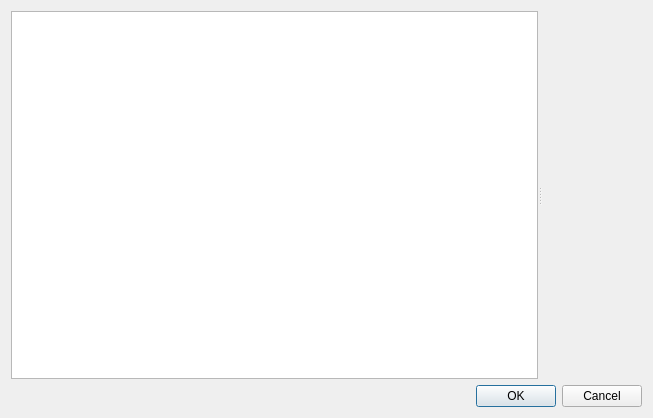
august-alt/policy-preferences-editor-prototype, file src/apps/mvvm-folders/preferenceswidget.ui: the form before one commit.
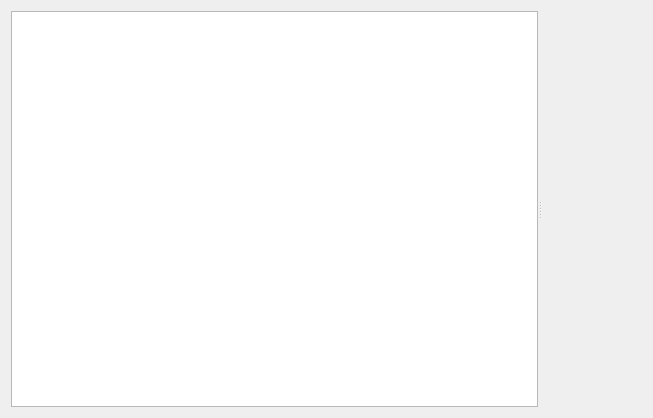
The form after the commit. Custom widgets are drawn as their Qt base class.

What changed in the file:
```diff
--- a/src/apps/mvvm-folders/preferenceswidget.ui
+++ b/src/apps/mvvm-folders/preferenceswidget.ui
@@ -35,13 +35,6 @@
      </widget>
     </widget>
    </item>
-   <item row="1" column="0">
-    <widget class="QDialogButtonBox" name="buttonBox">
-     <property name="standardButtons">
-      <set>QDialogButtonBox::Cancel|QDialogButtonBox::Ok</set>
-     </property>
-    </widget>
-   </item>
   </layout>
  </widget>
  <customwidgets>
```
